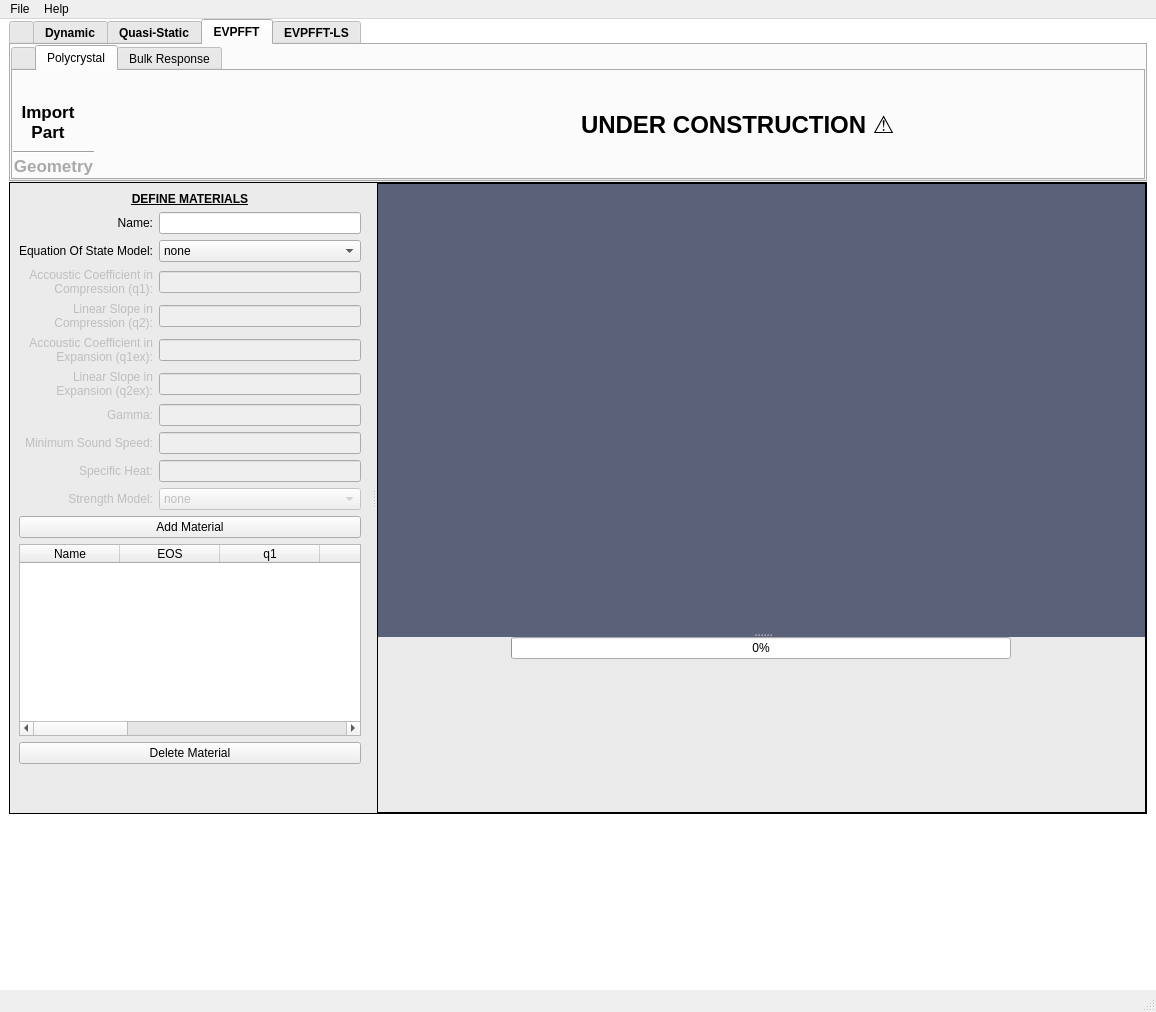
Old version of the form python/FIERRO-GUI/fierro_gui/FIERRO_GUI.ui in the repository lanl/Fierro.
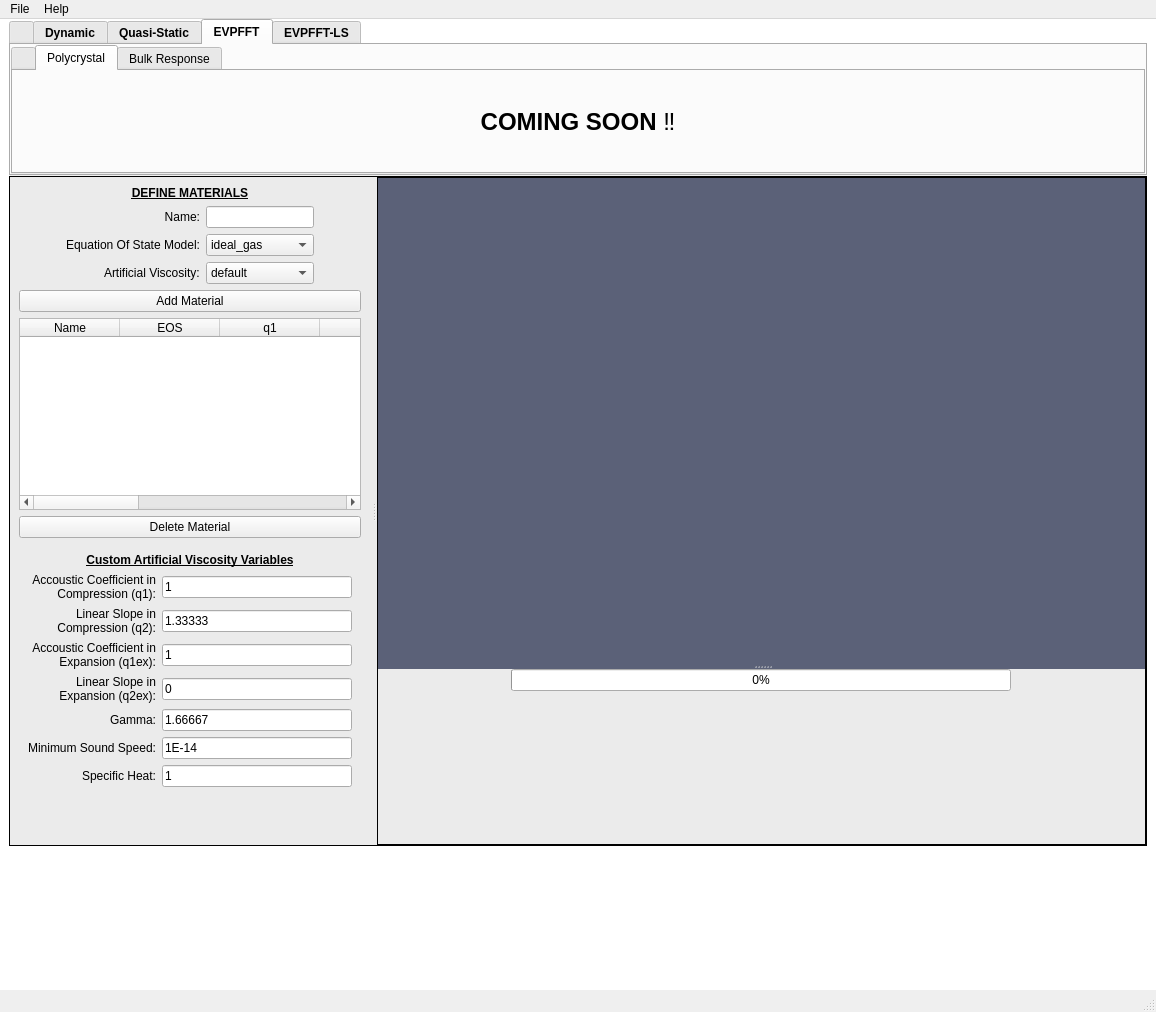
New version of the form. The open tabs and pages were chosen to show the change. Icons and pictures are not drawn.

```diff
--- a/python/FIERRO-GUI/fierro_gui/FIERRO_GUI.ui
+++ b/python/FIERRO-GUI/fierro_gui/FIERRO_GUI.ui
@@ -1102,132 +1102,10 @@
             <string>Polycrystal</string>
            </attribute>
            <layout class="QHBoxLayout" name="horizontalLayout_2">
-            <property name="leftMargin">
-             <number>0</number>
-            </property>
-            <property name="topMargin">
-             <number>0</number>
-            </property>
-            <property name="rightMargin">
-             <number>0</number>
-            </property>
-            <property name="bottomMargin">
-             <number>0</number>
-            </property>
-            <item alignment="Qt::AlignLeft">
-             <widget class="QFrame" name="PartTools_5">
-              <property name="frameShape">
-               <enum>QFrame::NoFrame</enum>
-              </property>
-              <property name="frameShadow">
-               <enum>QFrame::Raised</enum>
-              </property>
-              <layout class="QVBoxLayout" name="verticalLayout_68">
-               <property name="spacing">
-                <number>0</number>
-               </property>
-               <property name="leftMargin">
-                <number>0</number>
-               </property>
-               <property name="topMargin">
-                <number>0</number>
-               </property>
-               <property name="rightMargin">
-                <number>0</number>
-               </property>
-               <property name="bottomMargin">
-                <number>0</number>
-               </property>
-               <item>
-                <widget class="QFrame" name="ImportPart_5">
-                 <property name="minimumSize">
-                  <size>
-                   <width>70</width>
-                   <height>80</height>
-                  </size>
-                 </property>
-                 <property name="maximumSize">
-                  <size>
-                   <width>70</width>
-                   <height>80</height>
-                  </size>
-                 </property>
-                 <property name="frameShape">
-                  <enum>QFrame::NoFrame</enum>
-                 </property>
-                 <property name="frameShadow">
-                  <enum>QFrame::Raised</enum>
-                 </property>
-                 <layout class="QVBoxLayout" name="verticalLayout_69">
-                  <property name="spacing">
-                   <number>0</number>
-                  </property>
-                  <property name="leftMargin">
-                   <number>0</number>
-                  </property>
-                  <property name="topMargin">
-                   <number>0</number>
-                  </property>
-                  <property name="rightMargin">
-                   <number>0</number>
-                  </property>
-                  <property name="bottomMargin">
-                   <number>5</number>
-                  </property>
-                  <item>
-                   <widget class="QPushButton" name="BImportPart_5">
-                    <property name="text">
-                     <string/>
-                    </property>
-                    <property name="icon">
-                     <iconset resource="Icons/IconResourceFile.qrc">
-                      <normaloff>:/Blue Icons/Blue Icons/Cube.svg</normaloff>:/Blue Icons/Blue Icons/Cube.svg</iconset>
-                    </property>
-                    <property name="iconSize">
-                     <size>
-                      <width>50</width>
-                      <height>50</height>
-                     </size>
-                    </property>
-                    <property name="flat">
-                     <bool>true</bool>
-                    </property>
-                   </widget>
-                  </item>
-                  <item>
-                   <widget class="QLabel" name="LImportPart_5">
-                    <property name="text">
-                     <string>&lt;html&gt;&lt;head/&gt;&lt;body&gt;&lt;p align=&quot;center&quot;&gt;&lt;span style=&quot; font-weight:700;&quot;&gt;Import Part&lt;/span&gt;&lt;/p&gt;&lt;/body&gt;&lt;/html&gt;</string>
-                    </property>
-                    <property name="wordWrap">
-                     <bool>true</bool>
-                    </property>
-                   </widget>
-                  </item>
-                 </layout>
-                </widget>
-               </item>
-               <item>
-                <widget class="Line" name="LinePartTools_5">
-                 <property name="orientation">
-                  <enum>Qt::Horizontal</enum>
-                 </property>
-                </widget>
-               </item>
-               <item>
-                <widget class="QLabel" name="LPartTools_5">
-                 <property name="text">
-                  <string>&lt;html&gt;&lt;head/&gt;&lt;body&gt;&lt;p align=&quot;center&quot;&gt;&lt;span style=&quot; font-weight:700; color:#a9a9a9;&quot;&gt;Geometry&lt;/span&gt;&lt;/p&gt;&lt;/body&gt;&lt;/html&gt;</string>
-                 </property>
-                </widget>
-               </item>
-              </layout>
-             </widget>
-            </item>
             <item>
              <widget class="QLabel" name="label_7">
               <property name="text">
-               <string>&lt;html&gt;&lt;head/&gt;&lt;body&gt;&lt;p&gt;&lt;span style=&quot; font-size:18pt; font-weight:700;&quot;&gt;UNDER CONSTRUCTION ⚠️&lt;/span&gt;&lt;/p&gt;&lt;/body&gt;&lt;/html&gt;</string>
+               <string>&lt;html&gt;&lt;head/&gt;&lt;body&gt;&lt;p align=&quot;center&quot;&gt;&lt;span style=&quot; font-size:18pt; font-weight:700;&quot;&gt;COMING SOON &lt;/span&gt;&lt;span style=&quot; font-size:18pt;&quot;&gt;‼️&lt;/span&gt;&lt;/p&gt;&lt;/body&gt;&lt;/html&gt;</string>
               </property>
              </widget>
             </item>
@@ -5450,7 +5328,7 @@
               </property>
              </widget>
             </item>
-            <item>
+            <item alignment="Qt::AlignHCenter">
              <widget class="QFrame" name="frame_7">
               <property name="frameShape">
                <enum>QFrame::NoFrame</enum>
@@ -5478,62 +5356,6 @@
                  </property>
                 </widget>
                </item>
-               <item row="6" column="0">
-                <widget class="QLabel" name="Lq2ex">
-                 <property name="enabled">
-                  <bool>false</bool>
-                 </property>
-                 <property name="text">
-                  <string>&lt;html&gt;&lt;head/&gt;&lt;body&gt;&lt;p align=&quot;right&quot;&gt;Linear Slope in Expansion (q2ex):&lt;/p&gt;&lt;/body&gt;&lt;/html&gt;</string>
-                 </property>
-                 <property name="wordWrap">
-                  <bool>true</bool>
-                 </property>
-                </widget>
-               </item>
-               <item row="1" column="1">
-                <widget class="QLineEdit" name="INMaterialNameSGH">
-                 <property name="minimumSize">
-                  <size>
-                   <width>93</width>
-                   <height>0</height>
-                  </size>
-                 </property>
-                 <property name="text">
-                  <string/>
-                 </property>
-                </widget>
-               </item>
-               <item row="8" column="1">
-                <widget class="QLineEdit" name="INMinSound">
-                 <property name="enabled">
-                  <bool>false</bool>
-                 </property>
-                 <property name="text">
-                  <string/>
-                 </property>
-                </widget>
-               </item>
-               <item row="6" column="1">
-                <widget class="QLineEdit" name="INq2ex">
-                 <property name="enabled">
-                  <bool>false</bool>
-                 </property>
-                 <property name="text">
-                  <string/>
-                 </property>
-                </widget>
-               </item>
-               <item row="8" column="0">
-                <widget class="QLabel" name="LMinSound">
-                 <property name="enabled">
-                  <bool>false</bool>
-                 </property>
-                 <property name="text">
-                  <string>&lt;html&gt;&lt;head/&gt;&lt;body&gt;&lt;p align=&quot;right&quot;&gt;Minimum Sound Speed:&lt;/p&gt;&lt;/body&gt;&lt;/html&gt;</string>
-                 </property>
-                </widget>
-               </item>
                <item row="1" column="0">
                 <widget class="QLabel" name="LMaterialNameSGH">
                  <property name="text">
@@ -5541,76 +5363,8 @@
                  </property>
                 </widget>
                </item>
-               <item row="4" column="1">
-                <widget class="QLineEdit" name="INq2">
-                 <property name="enabled">
-                  <bool>false</bool>
-                 </property>
-                 <property name="text">
-                  <string/>
-                 </property>
-                </widget>
-               </item>
-               <item row="7" column="0">
-                <widget class="QLabel" name="LGamma">
-                 <property name="enabled">
-                  <bool>false</bool>
-                 </property>
-                 <property name="text">
-                  <string>&lt;html&gt;&lt;head/&gt;&lt;body&gt;&lt;p align=&quot;right&quot;&gt;Gamma:&lt;/p&gt;&lt;/body&gt;&lt;/html&gt;</string>
-                 </property>
-                </widget>
-               </item>
-               <item row="9" column="0">
-                <widget class="QLabel" name="LSpecificHeat">
-                 <property name="enabled">
-                  <bool>false</bool>
-                 </property>
-                 <property name="text">
-                  <string>&lt;html&gt;&lt;head/&gt;&lt;body&gt;&lt;p align=&quot;right&quot;&gt;Specific Heat:&lt;/p&gt;&lt;/body&gt;&lt;/html&gt;</string>
-                 </property>
-                </widget>
-               </item>
-               <item row="7" column="1">
-                <widget class="QLineEdit" name="INGamma">
-                 <property name="enabled">
-                  <bool>false</bool>
-                 </property>
-                 <property name="text">
-                  <string/>
-                 </property>
-                </widget>
-               </item>
-               <item row="3" column="1">
-                <widget class="QLineEdit" name="INq1">
-                 <property name="enabled">
-                  <bool>false</bool>
-                 </property>
-                 <property name="text">
-                  <string/>
-                 </property>
-                </widget>
-               </item>
-               <item row="5" column="0">
-                <widget class="QLabel" name="Lq1ex">
-                 <property name="enabled">
-                  <bool>false</bool>
-                 </property>
-                 <property name="text">
-                  <string>&lt;html&gt;&lt;head/&gt;&lt;body&gt;&lt;p align=&quot;right&quot;&gt;Accoustic Coefficient in Expansion (q1ex):&lt;/p&gt;&lt;/body&gt;&lt;/html&gt;</string>
-                 </property>
-                 <property name="wordWrap">
-                  <bool>true</bool>
-                 </property>
-                </widget>
-               </item>
                <item row="2" column="1">
                 <widget class="QComboBox" name="INEOS">
-                 <item>
-                  <property name="text">
-                   <string>none</string>
-                  </property>
-                 </item>
                  <item>
                   <property name="text">
                    <string>ideal_gas</string>
@@ -5618,70 +5372,36 @@
                  </item>
                 </widget>
                </item>
-               <item row="3" column="0">
-                <widget class="QLabel" name="Lq1">
-                 <property name="enabled">
-                  <bool>false</bool>
+               <item row="1" column="1">
+                <widget class="QLineEdit" name="INMaterialNameSGH">
+                 <property name="minimumSize">
+                  <size>
+                   <width>93</width>
+                   <height>0</height>
+                  </size>
                  </property>
                  <property name="text">
-                  <string>&lt;html&gt;&lt;head/&gt;&lt;body&gt;&lt;p align=&quot;right&quot;&gt;Accoustic Coefficient in Compression (q1):&lt;/p&gt;&lt;/body&gt;&lt;/html&gt;</string>
-                 </property>
-                 <property name="wordWrap">
-                  <bool>true</bool>
-                 </property>
-                </widget>
-               </item>
-               <item row="5" column="1">
-                <widget class="QLineEdit" name="INq1ex">
-                 <property name="enabled">
-                  <bool>false</bool>
-                 </property>
-                 <property name="text">
                   <string/>
                  </property>
                 </widget>
                </item>
-               <item row="4" column="0">
-                <widget class="QLabel" name="Lq2">
-                 <property name="enabled">
-                  <bool>false</bool>
-                 </property>
+               <item row="3" column="0" alignment="Qt::AlignRight">
+                <widget class="QLabel" name="LArtificialViscosity">
                  <property name="text">
-                  <string>&lt;html&gt;&lt;head/&gt;&lt;body&gt;&lt;p align=&quot;right&quot;&gt;Linear Slope in Compression (q2):&lt;/p&gt;&lt;/body&gt;&lt;/html&gt;</string>
+                  <string>Artificial Viscosity:</string>
                  </property>
-                 <property name="wordWrap">
-                  <bool>true</bool>
-                 </property>
                 </widget>
                </item>
-               <item row="9" column="1">
-                <widget class="QLineEdit" name="INSpecificHeat">
-                 <property name="enabled">
-                  <bool>false</bool>
-                 </property>
-                 <property name="text">
-                  <string/>
-                 </property>
-                </widget>
-               </item>
-               <item row="10" column="0">
-                <widget class="QLabel" name="LStrengthModel">
-                 <property name="enabled">
-                  <bool>false</bool>
-                 </property>
-                 <property name="text">
-                  <string>&lt;html&gt;&lt;head/&gt;&lt;body&gt;&lt;p align=&quot;right&quot;&gt;Strength Model:&lt;/p&gt;&lt;/body&gt;&lt;/html&gt;</string>
-                 </property>
-                </widget>
-               </item>
-               <item row="10" column="1">
-                <widget class="QComboBox" name="INStrengthModel">
-                 <property name="enabled">
-                  <bool>false</bool>
-                 </property>
+               <item row="3" column="1">
+                <widget class="QComboBox" name="INArtificialViscosity">
                  <item>
                   <property name="text">
-                   <string>none</string>
+                   <string>default</string>
+                  </property>
+                 </item>
+                 <item>
+                  <property name="text">
+                   <string>custom</string>
                   </property>
                  </item>
                 </widget>
@@ -5752,11 +5472,6 @@
                 <string>specific heat</string>
                </property>
               </column>
-              <column>
-               <property name="text">
-                <string>strength model</string>
-               </property>
-              </column>
              </widget>
             </item>
             <item>
@@ -5766,6 +5481,226 @@
               </property>
              </widget>
             </item>
+            <item>
+             <widget class="QStackedWidget" name="ArtificialViscosity">
+              <property name="sizePolicy">
+               <sizepolicy hsizetype="Preferred" vsizetype="Preferred">
+                <horstretch>0</horstretch>
+                <verstretch>0</verstretch>
+               </sizepolicy>
+              </property>
+              <property name="currentIndex">
+               <number>1</number>
+              </property>
+              <widget class="QWidget" name="page_6">
+               <property name="sizePolicy">
+                <sizepolicy hsizetype="Preferred" vsizetype="Preferred">
+                 <horstretch>0</horstretch>
+                 <verstretch>0</verstretch>
+                </sizepolicy>
+               </property>
+               <property name="maximumSize">
+                <size>
+                 <width>0</width>
+                 <height>0</height>
+                </size>
+               </property>
+              </widget>
+              <widget class="QWidget" name="page_7">
+               <property name="sizePolicy">
+                <sizepolicy hsizetype="Preferred" vsizetype="Preferred">
+                 <horstretch>0</horstretch>
+                 <verstretch>0</verstretch>
+                </sizepolicy>
+               </property>
+               <layout class="QVBoxLayout" name="verticalLayout_39">
+                <item>
+                 <widget class="QLabel" name="label_12">
+                  <property name="text">
+                   <string>&lt;html&gt;&lt;head/&gt;&lt;body&gt;&lt;p align=&quot;center&quot;&gt;&lt;span style=&quot; font-weight:700; text-decoration: underline;&quot;&gt;Custom Artificial Viscosity Variables&lt;/span&gt;&lt;/p&gt;&lt;/body&gt;&lt;/html&gt;</string>
+                  </property>
+                 </widget>
+                </item>
+                <item>
+                 <widget class="QFrame" name="frame_16">
+                  <property name="frameShape">
+                   <enum>QFrame::NoFrame</enum>
+                  </property>
+                  <property name="frameShadow">
+                   <enum>QFrame::Raised</enum>
+                  </property>
+                  <layout class="QGridLayout" name="gridLayout_7">
+                   <property name="leftMargin">
+                    <number>0</number>
+                   </property>
+                   <property name="topMargin">
+                    <number>0</number>
+                   </property>
+                   <property name="rightMargin">
+                    <number>0</number>
+                   </property>
+                   <property name="bottomMargin">
+                    <number>0</number>
+                   </property>
+                   <item row="0" column="0">
+                    <widget class="QLabel" name="Lq1">
+                     <property name="enabled">
+                      <bool>true</bool>
+                     </property>
+                     <property name="text">
+                      <string>&lt;html&gt;&lt;head/&gt;&lt;body&gt;&lt;p align=&quot;right&quot;&gt;Accoustic Coefficient in Compression (q1):&lt;/p&gt;&lt;/body&gt;&lt;/html&gt;</string>
+                     </property>
+                     <property name="wordWrap">
+                      <bool>true</bool>
+                     </property>
+                    </widget>
+                   </item>
+                   <item row="0" column="1">
+                    <widget class="QLineEdit" name="INq1">
+                     <property name="enabled">
+                      <bool>true</bool>
+                     </property>
+                     <property name="text">
+                      <string>1</string>
+                     </property>
+                    </widget>
+                   </item>
+                   <item row="1" column="0">
+                    <widget class="QLabel" name="Lq2">
+                     <property name="enabled">
+                      <bool>true</bool>
+                     </property>
+                     <property name="text">
+                      <string>&lt;html&gt;&lt;head/&gt;&lt;body&gt;&lt;p align=&quot;right&quot;&gt;Linear Slope in Compression (q2):&lt;/p&gt;&lt;/body&gt;&lt;/html&gt;</string>
+                     </property>
+                     <property name="wordWrap">
+                      <bool>true</bool>
+                     </property>
+                    </widget>
+                   </item>
+                   <item row="1" column="1">
+                    <widget class="QLineEdit" name="INq2">
+                     <property name="enabled">
+                      <bool>true</bool>
+                     </property>
+                     <property name="text">
+                      <string>1.33333</string>
+                     </property>
+                    </widget>
+                   </item>
+                   <item row="2" column="0">
+                    <widget class="QLabel" name="Lq1ex">
+                     <property name="enabled">
+                      <bool>true</bool>
+                     </property>
+                     <property name="text">
+                      <string>&lt;html&gt;&lt;head/&gt;&lt;body&gt;&lt;p align=&quot;right&quot;&gt;Accoustic Coefficient in Expansion (q1ex):&lt;/p&gt;&lt;/body&gt;&lt;/html&gt;</string>
+                     </property>
+                     <property name="wordWrap">
+                      <bool>true</bool>
+                     </property>
+                    </widget>
+                   </item>
+                   <item row="2" column="1">
+                    <widget class="QLineEdit" name="INq1ex">
+                     <property name="enabled">
+                      <bool>true</bool>
+                     </property>
+                     <property name="text">
+                      <string>1</string>
+                     </property>
+                    </widget>
+                   </item>
+                   <item row="3" column="0">
+                    <widget class="QLabel" name="Lq2ex">
+                     <property name="enabled">
+                      <bool>true</bool>
+                     </property>
+                     <property name="text">
+                      <string>&lt;html&gt;&lt;head/&gt;&lt;body&gt;&lt;p align=&quot;right&quot;&gt;Linear Slope in Expansion (q2ex):&lt;/p&gt;&lt;/body&gt;&lt;/html&gt;</string>
+                     </property>
+                     <property name="wordWrap">
+                      <bool>true</bool>
+                     </property>
+                    </widget>
+                   </item>
+                   <item row="3" column="1">
+                    <widget class="QLineEdit" name="INq2ex">
+                     <property name="enabled">
+                      <bool>true</bool>
+                     </property>
+                     <property name="text">
+                      <string>0</string>
+                     </property>
+                    </widget>
+                   </item>
+                   <item row="4" column="0">
+                    <widget class="QLabel" name="LGamma">
+                     <property name="enabled">
+                      <bool>true</bool>
+                     </property>
+                     <property name="text">
+                      <string>&lt;html&gt;&lt;head/&gt;&lt;body&gt;&lt;p align=&quot;right&quot;&gt;Gamma:&lt;/p&gt;&lt;/body&gt;&lt;/html&gt;</string>
+                     </property>
+                    </widget>
+                   </item>
+                   <item row="4" column="1">
+                    <widget class="QLineEdit" name="INGamma">
+                     <property name="enabled">
+                      <bool>true</bool>
+                     </property>
+                     <property name="text">
+                      <string>1.66667</string>
+                     </property>
+                    </widget>
+                   </item>
+                   <item row="5" column="0">
+                    <widget class="QLabel" name="LMinSound">
+                     <property name="enabled">
+                      <bool>true</bool>
+                     </property>
+                     <property name="text">
+                      <string>&lt;html&gt;&lt;head/&gt;&lt;body&gt;&lt;p align=&quot;right&quot;&gt;Minimum Sound Speed:&lt;/p&gt;&lt;/body&gt;&lt;/html&gt;</string>
+                     </property>
+                    </widget>
+                   </item>
+                   <item row="5" column="1">
+                    <widget class="QLineEdit" name="INMinSound">
+                     <property name="enabled">
+                      <bool>true</bool>
+                     </property>
+                     <property name="text">
+                      <string>1E-14</string>
+                     </property>
+                    </widget>
+                   </item>
+                   <item row="6" column="0">
+                    <widget class="QLabel" name="LSpecificHeat">
+                     <property name="enabled">
+                      <bool>true</bool>
+                     </property>
+                     <property name="text">
+                      <string>&lt;html&gt;&lt;head/&gt;&lt;body&gt;&lt;p align=&quot;right&quot;&gt;Specific Heat:&lt;/p&gt;&lt;/body&gt;&lt;/html&gt;</string>
+                     </property>
+                    </widget>
+                   </item>
+                   <item row="6" column="1">
+                    <widget class="QLineEdit" name="INSpecificHeat">
+                     <property name="enabled">
+                      <bool>true</bool>
+                     </property>
+                     <property name="text">
+                      <string>1</string>
+                     </property>
+                    </widget>
+                   </item>
+                  </layout>
+                 </widget>
+                </item>
+               </layout>
+              </widget>
+             </widget>
+            </item>
             <item>
              <spacer name="verticalSpacer_9">
               <property name="orientation">
```
Left out of the diff: 73 changed lines with no effect on the pictures.
